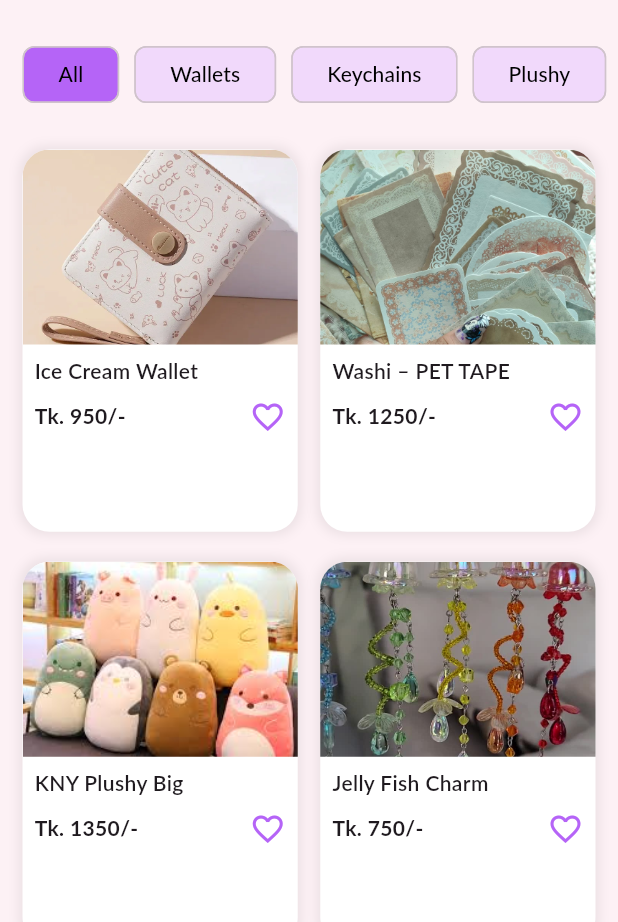
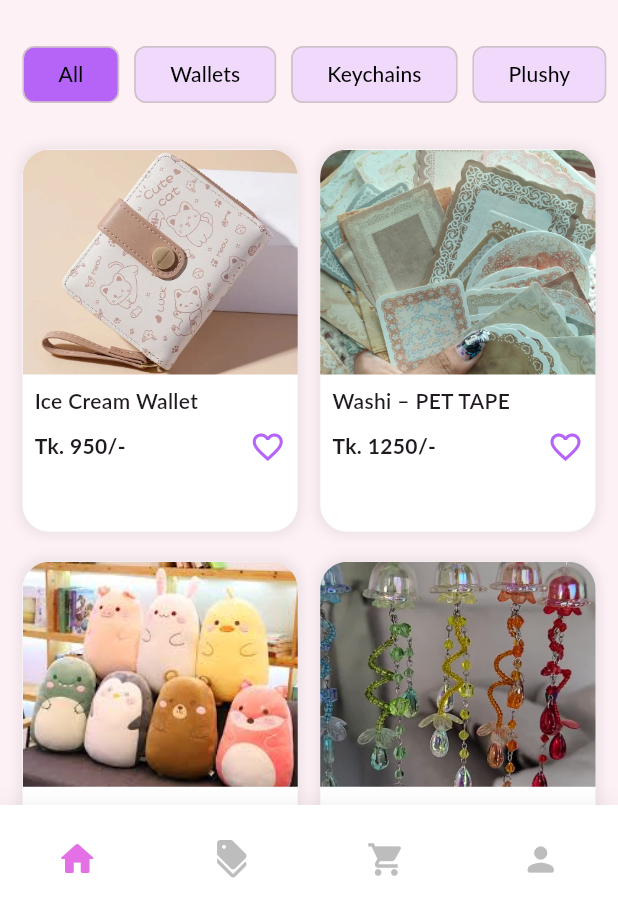
Before and after one commit to Nayma-Amin/Cutesy, a Flutter app: the screen it shows after launch, on a phone screen of 412 x 824 dp, the part 314-1236 px from its top. Run offline on Flutter 3.47's test engine with Material 3 defaults, Android fonts, the phone set to English and light mode, and no system bars; our stand-ins replace firebase_core; accounts and stored records are empty; Roboto replaces fonts that are missing (Lato).

Commit message:
Home screen design changes and bottom nav bar added

```diff
--- a/lib/screens/home_page.dart
+++ b/lib/screens/home_page.dart
@@ -1,4 +1,5 @@
 import 'package:flutter/material.dart';
+import 'package:shop_cutesy/widgets/bottom_navigation.dart';
 
 class HomePage extends StatefulWidget {
   const HomePage({super.key});
@@ -8,6 +9,7 @@ class HomePage extends StatefulWidget {
 }
 
 class _HomePageState extends State<HomePage> {
+  int bottomIndex = 0;
   final List<String> filters = const [
     'All',
     'Wallets',
@@ -183,7 +185,7 @@ class _HomePageState extends State<HomePage> {
                           ),
                           child: Image.asset(
                             product["image"],
-                            height: 130,
+                            height: 150,
                             width: double.infinity,
                             fit: BoxFit.cover,
                           ),
@@ -228,6 +230,14 @@ class _HomePageState extends State<HomePage> {
           ],
         ),
       ),
+      bottomNavigationBar: BottomNavBar(
+        currentIndex: bottomIndex,
+        onTap: (index) {
+          setState(() {
+            bottomIndex = index;
+          });
+        },
+      ),
     );
   }
 }
--- /dev/null
+++ b/lib/widgets/bottom_navigation.dart
@@ -0,0 +1,68 @@
+import 'package:flutter/material.dart';
+
+class BottomNavBar extends StatelessWidget {
+  final int currentIndex;
+  final Function(int) onTap;
+
+  const BottomNavBar({
+    super.key,
+    required this.currentIndex,
+    required this.onTap,
+  });
+
+  @override
+  Widget build(BuildContext context) {
+
+    return Container(
+      decoration: BoxDecoration(
+        color: Colors.white,
+        boxShadow: [
+          BoxShadow(
+            color: Colors.black.withOpacity(0.05),
+            blurRadius: 10,
+            offset: const Offset(0, -2),
+          ),
+        ],
+      ),
+      child: BottomNavigationBar(
+        currentIndex: currentIndex,
+        onTap: onTap,
+        type: BottomNavigationBarType.fixed,
+        elevation: 0,
+        backgroundColor: Colors.white,
+
+        showSelectedLabels: false,
+        showUnselectedLabels: false,
+
+        items: [
+          _navItem(Icons.home_rounded, 0, currentIndex),
+          _navItem(Icons.discount_rounded, 1, currentIndex),
+          _navItem(Icons.shopping_cart, 2, currentIndex),
+          _navItem(Icons.person_rounded, 3, currentIndex),
+        ],
+      ),
+    );
+  }
+
+  BottomNavigationBarItem _navItem(
+      IconData icon, int index, int currentIndex) {
+    final bool isActive = index == currentIndex;
+
+    return BottomNavigationBarItem(
+      icon: AnimatedContainer(
+        duration: const Duration(milliseconds: 180),
+        padding: const EdgeInsets.all(8),
+        decoration: BoxDecoration(
+          color: isActive ? const Color.fromARGB(255, 255, 255, 255).withOpacity(0.2) : Colors.transparent,
+          borderRadius: BorderRadius.circular(10),
+        ),
+        child: Icon(
+          icon,
+          size: isActive ? 28 : 26,
+          color: isActive ? const Color(0xFFE370E4) : Colors.grey.shade400,
+        ),
+      ),
+      label: "",
+    );
+  }
+}
```
